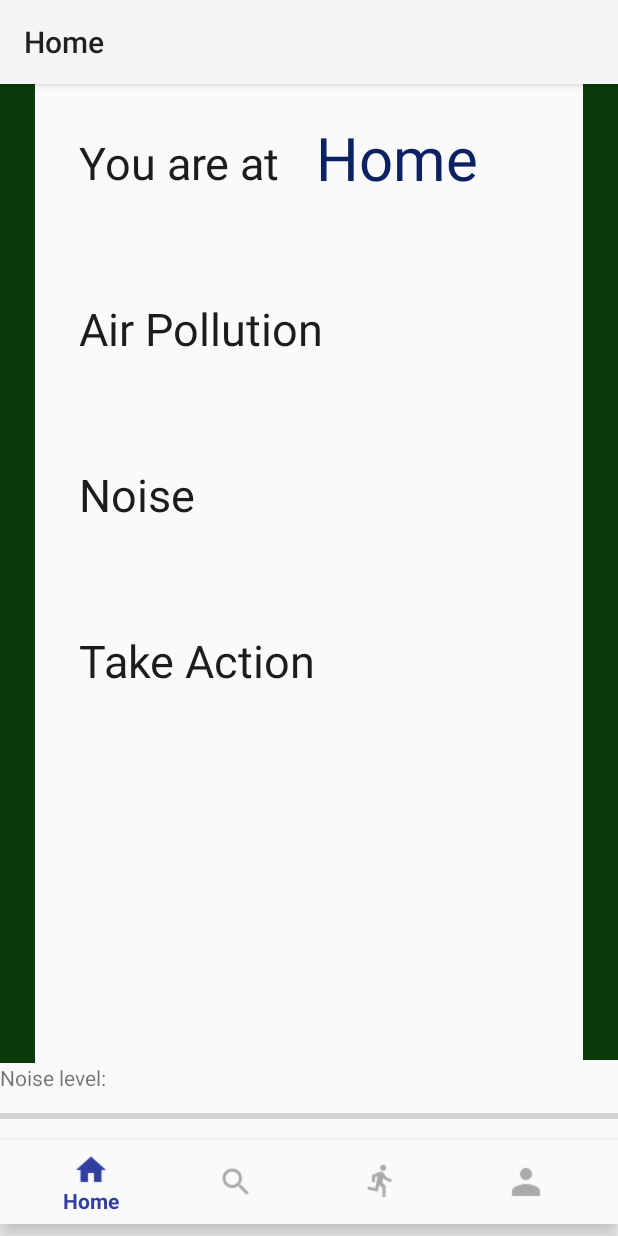
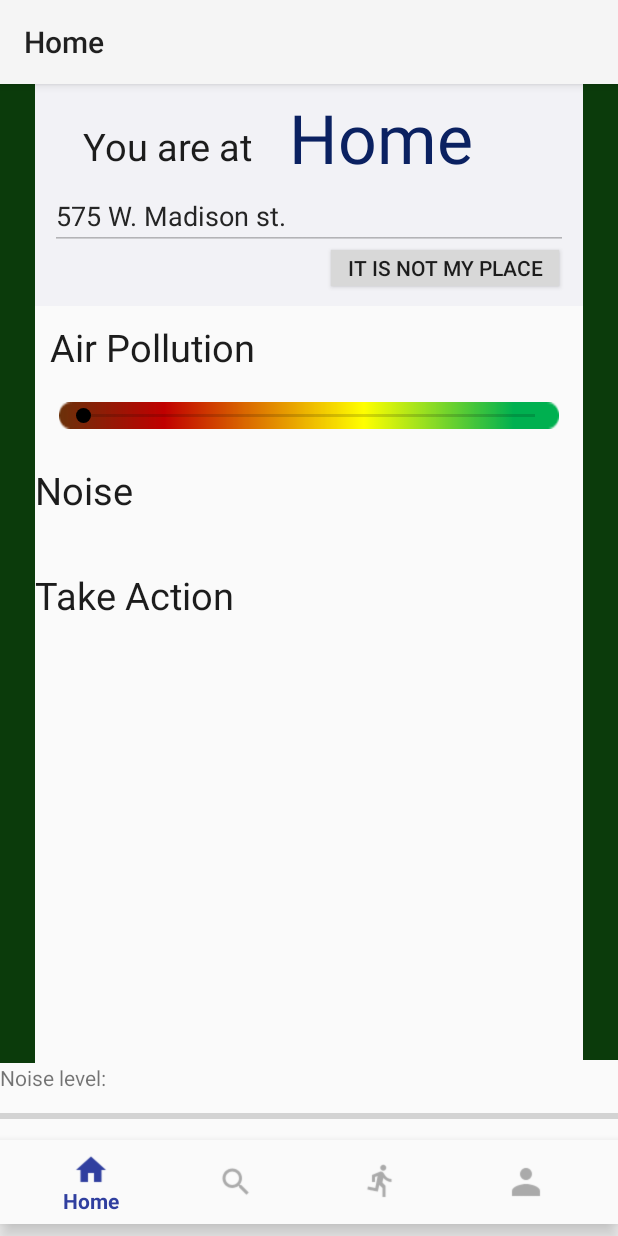
Before and after one commit to yujaa/CityMeter-android, an Android app: the screen it shows after launch (HomeActivity), on a phone screen of 412 x 824 dp. Run offline under Robolectric (Android 15) with nearby library versions, the light colour scheme and no system bars.

Commit message:
Add a progress bar

```diff
--- /dev/null
+++ b/app/src/main/res/drawable/custom_thumb.xml
@@ -0,0 +1,11 @@
+<?xml version="1.0" encoding="utf-8"?>
+<layer-list xmlns:android="http://schemas.android.com/apk/res/android">
+    <item>
+        <shape android:shape="oval">
+            <solid android:color="#000000"/>
+            <size
+                android:width="10dp"
+                android:height="10dp"/>
+        </shape>
+    </item>
+</layer-list>
--- a/app/src/main/res/layout/activity_home.xml
+++ b/app/src/main/res/layout/activity_home.xml
@@ -65,65 +65,140 @@
         app:layout_constraintStart_toStartOf="parent"
         app:layout_constraintTop_toBottomOf="@+id/toolbar_home" />
 
-    <TextView
-        android:id="@+id/home_text1"
-        android:layout_width="wrap_content"
-        android:layout_height="wrap_content"
-        android:layout_marginStart="29dp"
-        android:layout_marginTop="32dp"
-        android:text="You are at"
-        android:textColor="#1C1C1C"
-        android:textSize="30dp"
+
+    <android.support.constraint.ConstraintLayout
+        android:id="@+id/constraintLayout"
+        android:layout_width="0dp"
+        android:layout_height="148dp"
+        android:background="#F2F2F6"
+        app:layout_constraintEnd_toStartOf="@+id/home_left_bar"
+        app:layout_constraintHorizontal_bias="0.0"
         app:layout_constraintStart_toEndOf="@+id/home_right_bar"
-        app:layout_constraintTop_toBottomOf="@+id/toolbar_home" />
+        app:layout_constraintTop_toBottomOf="@+id/toolbar_home">
+
+        <Button
+            android:id="@+id/button"
+            android:layout_width="152dp"
+            android:layout_height="24dp"
+            android:layout_marginEnd="16dp"
+            android:background="#D8D8D8"
+            android:text="It is not my place"
+            app:layout_constraintEnd_toEndOf="parent"
+            app:layout_constraintTop_toBottomOf="@+id/editText" />
 
         <TextView
             android:id="@+id/home_mylocation"
+            android:layout_width="0dp"
+            android:layout_height="54dp"
+            android:layout_marginStart="24dp"
+            android:layout_marginTop="5dp"
+            android:text="Home"
+            android:textColor="#0B2161"
+            android:textSize="45dp"
+            app:layout_constraintStart_toEndOf="@+id/home_text1"
+            app:layout_constraintTop_toTopOf="parent" />
+
+        <EditText
+            android:id="@+id/editText"
+            android:layout_width="0dp"
+            android:layout_height="44dp"
+            android:layout_marginEnd="10dp"
+            android:layout_marginStart="10dp"
+            android:layout_marginTop="8dp"
+            android:ems="10"
+            android:enabled="false"
+            android:text="575 W. Madison st. "
+            android:textColor="#252525"
+            app:layout_constraintEnd_toEndOf="parent"
+            app:layout_constraintHorizontal_bias="0.0"
+            app:layout_constraintStart_toStartOf="parent"
+            app:layout_constraintTop_toBottomOf="@+id/home_text1" />
+
+        <TextView
+            android:id="@+id/home_text1"
+            android:layout_width="0dp"
+            android:layout_height="wrap_content"
+            android:layout_marginStart="32dp"
+            android:layout_marginTop="24dp"
+            android:text="You are at"
+            android:textColor="#1C1C1C"
+            android:textSize="25dp"
+            app:layout_constraintStart_toStartOf="parent"
+            app:layout_constraintTop_toTopOf="parent" />
+    </android.support.constraint.ConstraintLayout>
+
+    <android.support.constraint.ConstraintLayout
+        android:id="@+id/constraintLayout2"
+        android:layout_width="0dp"
+        android:layout_height="97dp"
+        app:layout_constraintEnd_toStartOf="@+id/home_left_bar"
+        app:layout_constraintStart_toEndOf="@+id/home_right_bar"
+        app:layout_constraintTop_toBottomOf="@+id/constraintLayout">
+
+        <TextView
+            android:id="@+id/home_text3"
             android:layout_width="wrap_content"
             android:layout_height="wrap_content"
-        android:layout_marginStart="24dp"
-        android:layout_marginTop="22dp"
-        android:text="Home"
-        android:textColor="#0B2161"
-        android:textSize="40dp"
-        app:layout_constraintStart_toEndOf="@+id/home_text1"
-        app:layout_constraintTop_toBottomOf="@+id/toolbar_home" />
+            android:layout_marginStart="10dp"
+            android:layout_marginTop="10dp"
+            android:text="Air Pollution"
+            android:textColor="#1C1C1C"
+            android:textSize="25dp"
+            app:layout_constraintStart_toStartOf="parent"
+            app:layout_constraintTop_toTopOf="parent" />
+
+        <SeekBar
+            android:id="@+id/colorBar"
+            android:layout_width="0dp"
+            android:layout_height="18dp"
+            android:layout_marginEnd="16dp"
+            android:layout_marginStart="16dp"
+            android:layout_marginTop="19dp"
+            android:background="@drawable/color_coded_bar"
+            android:clickable="false"
+            android:focusableInTouchMode="false"
+            android:thumb="@drawable/custom_thumb"
+            app:layout_constraintEnd_toEndOf="parent"
+            app:layout_constraintStart_toStartOf="parent"
+            app:layout_constraintTop_toBottomOf="@+id/home_text3" />
+
+    </android.support.constraint.ConstraintLayout>
+
+    <android.support.constraint.ConstraintLayout
+        android:id="@+id/constraintLayout3"
+        android:layout_width="0dp"
+        android:layout_height="70dp"
+        android:layout_marginTop="8dp"
+        app:layout_constraintEnd_toStartOf="@+id/home_left_bar"
+        app:layout_constraintStart_toEndOf="@+id/home_right_bar"
+        app:layout_constraintTop_toBottomOf="@+id/constraintLayout2">
 
         <TextView
             android:id="@+id/home_text2"
             android:layout_width="wrap_content"
             android:layout_height="wrap_content"
-        android:layout_marginStart="29dp"
-        android:layout_marginTop="70dp"
-        android:text="Air Pollution"
-        android:textColor="#1C1C1C"
-        android:textSize="30dp"
-        app:layout_constraintStart_toEndOf="@+id/home_right_bar"
-        app:layout_constraintTop_toBottomOf="@+id/home_text1" />
-
-    <TextView
-        android:id="@+id/home_text3"
-        android:layout_width="wrap_content"
-        android:layout_height="wrap_content"
-        android:layout_marginStart="29dp"
-        android:layout_marginTop="70dp"
             android:text="Noise"
             android:textColor="#1C1C1C"
-        android:textSize="30dp"
+            android:textSize="25dp"
+            app:layout_constraintStart_toStartOf="parent"
+            app:layout_constraintTop_toTopOf="parent" />
+    </android.support.constraint.ConstraintLayout>
+
+    <android.support.constraint.ConstraintLayout
+        android:layout_width="322dp"
+        android:layout_height="74dp"
         app:layout_constraintStart_toEndOf="@+id/home_right_bar"
-        app:layout_constraintTop_toBottomOf="@+id/home_text2" />
+        app:layout_constraintTop_toBottomOf="@+id/constraintLayout3">
 
         <TextView
             android:id="@+id/home_text4"
-        android:layout_width="wrap_content"
+            android:layout_width="0dp"
             android:layout_height="wrap_content"
-        android:layout_marginStart="29dp"
-        android:layout_marginTop="70dp"
             android:text="Take Action"
             android:textColor="#1C1C1C"
-        android:textSize="30dp"
-        app:layout_constraintStart_toEndOf="@+id/home_right_bar"
-        app:layout_constraintTop_toBottomOf="@+id/home_text3" />
-
+            android:textSize="25dp"
+            app:layout_constraintStart_toStartOf="parent"
+            app:layout_constraintTop_toTopOf="parent" />
+    </android.support.constraint.ConstraintLayout>
 
 </android.support.constraint.ConstraintLayout>
```
Also changed, not shown: app/src/main/res/drawable/color_coded_bar.png (added), 301 other files. Lines whose indentation alone changed are shown as unchanged.
